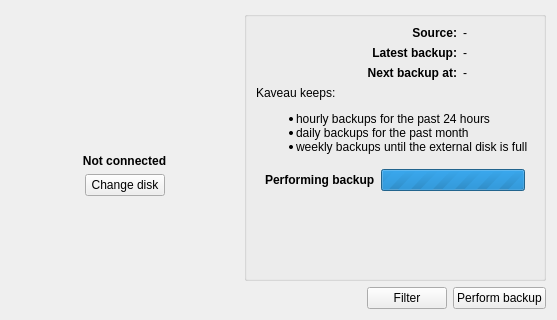
This is src/app/mainwidgetbase.ui in flavio/kaveau as Qt 5 draws it before an edit. The edited form follows.
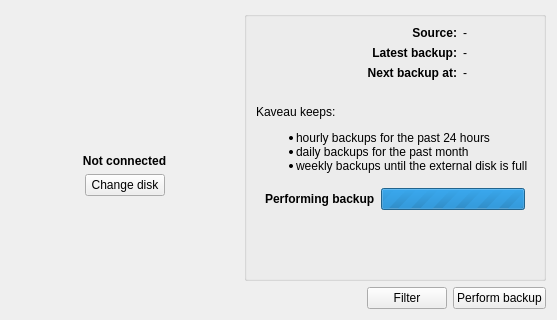
This is the edited form. The open tabs and pages were chosen to show the change.

Commit message: introduced a vertical spacer

What changed in the file:
```diff
--- a/src/app/mainwidgetbase.ui
+++ b/src/app/mainwidgetbase.ui
@@ -285,6 +285,19 @@
           </item>
          </layout>
         </item>
+        <item>
+         <spacer name="verticalSpacer_8">
+          <property name="orientation">
+           <enum>Qt::Vertical</enum>
+          </property>
+          <property name="sizeHint" stdset="0">
+           <size>
+            <width>20</width>
+            <height>40</height>
+           </size>
+          </property>
+         </spacer>
+        </item>
         <item>
          <widget class="QLabel" name="label_7">
           <property name="text">
@@ -369,7 +382,7 @@
                  <number>0</number>
                 </property>
                 <property name="value">
-                 <number>255716</number>
+                 <number>255856</number>
                 </property>
                </widget>
               </item>
```
